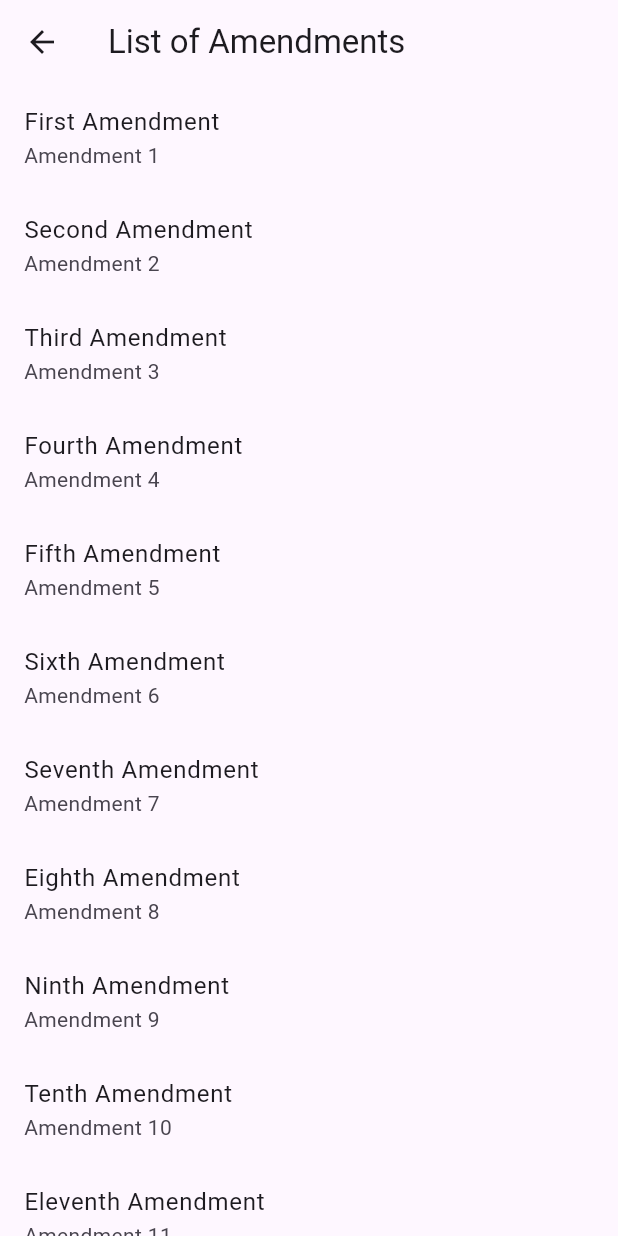
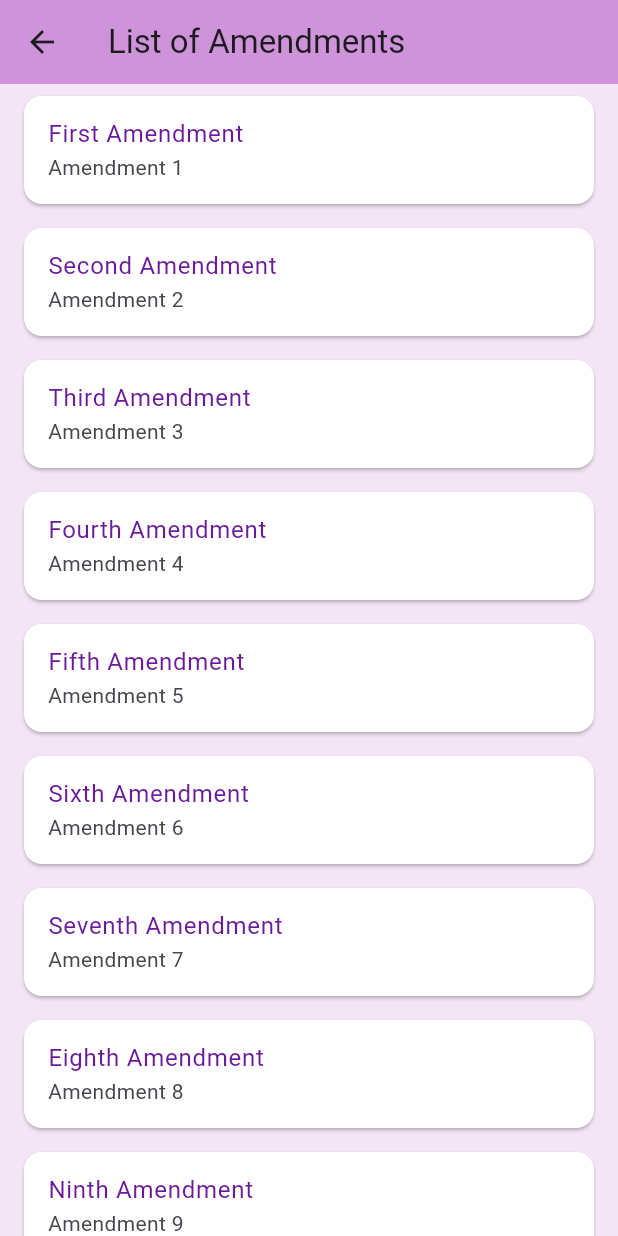
Before and after one commit to Vaish-011/samvidhanarcadehtf, a Flutter app: the AmendmentsScreen screen opened directly, on a phone screen of 412 x 824 dp. Run offline on Flutter 3.47's test engine with Material 3 defaults, Android fonts, the phone set to English and light mode, and no system bars.

Commit message:
changes in amendment ui

```diff
--- a/lib/screens/amendment_sreen.dart
+++ b/lib/screens/amendment_sreen.dart
@@ -31,15 +31,24 @@ class _AmendmentsScreenState extends State<AmendmentsScreen> {
     return Scaffold(
       appBar: AppBar(
         title: Text('List of Amendments'),
+        backgroundColor: Colors.purple[200], // Lighter purple for AppBar
       ),
-      body: amendments.isEmpty
+      body: Container(
+        color: Colors.purple[50], // Light purple background for the entire body
+        child: amendments.isEmpty
             ? Center(child: CircularProgressIndicator())
             : ListView.builder(
           itemCount: amendments.length,
           itemBuilder: (context, index) {
             final amendment = amendments[index];
-          return ListTile(
-            title: Text(amendment['title']),
+            return Card(
+              color: Colors.white, // White card for the amendment
+              margin: EdgeInsets.symmetric(vertical: 8, horizontal: 16),
+              child: ListTile(
+                title: Text(
+                  amendment['title'],
+                  style: TextStyle(color: Colors.purple[800]), // Dark purple text
+                ),
                 subtitle: Text("Amendment ${amendment['number']}"),
                 onTap: () {
                   Navigator.push(
@@ -51,8 +60,10 @@ class _AmendmentsScreenState extends State<AmendmentsScreen> {
                     ),
                   );
                 },
+              ),
             );
           },
+        ),
       ),
     );
   }
```
Lines whose indentation alone changed are shown as unchanged.
